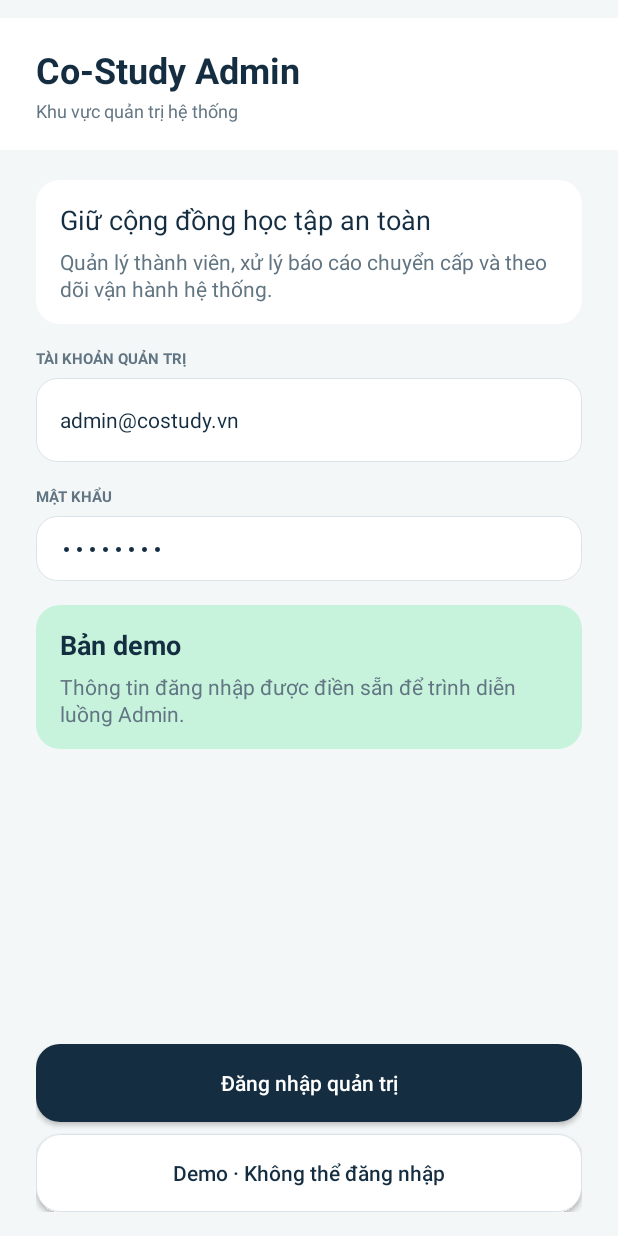
After one commit to HuynhNAnh/Co-Study, an Android app: the AdminActivity screen opened directly, with no data from a screen before it, on a phone screen of 412 x 824 dp. The commit adds this screen. Run offline under Robolectric (Android 15) with nearby library versions, the phone set to English and light mode, and no system bars.

Commit message:
Tao khung giao dien Admin va tong quan

```diff
--- a/app/src/main/AndroidManifest.xml
+++ b/app/src/main/AndroidManifest.xml
@@ -11,6 +11,10 @@
         android:roundIcon="@mipmap/ic_launcher_round"
         android:supportsRtl="true"
         android:theme="@style/Theme.CoStudy">
+        <activity
+            android:name=".feature.admin.ui.AdminActivity"
+            android:exported="false"
+            android:windowSoftInputMode="adjustResize" />
         <activity
             android:name=".feature.moderation.ui.login.ModeratorLoginActivity"
             android:exported="true"
--- /dev/null
+++ b/app/src/main/java/com/ute/co_study/feature/admin/model/AdminScreen.kt
@@ -0,0 +1,23 @@
+package com.ute.co_study.feature.admin.model
+
+data class AdminBlock(
+    val heading: String,
+    val body: String,
+    val kind: Int = 0
+)
+
+data class AdminAction(
+    val label: String,
+    val destination: Int,
+    val danger: Boolean = false,
+    val secondary: Boolean = false
+)
+
+data class AdminScreen(
+    val title: String,
+    val subtitle: String = "",
+    val blocks: List<AdminBlock> = emptyList(),
+    val actions: List<AdminAction> = emptyList(),
+    val formHint: String? = null,
+    val back: Int = 1
+)
--- /dev/null
+++ b/app/src/main/java/com/ute/co_study/feature/admin/model/AdminScreenCatalog.kt
@@ -0,0 +1,23 @@
+package com.ute.co_study.feature.admin.model
+
+/** Shared entry and overview screens for the Admin prototype. */
+object AdminScreenCatalog {
+    fun all(): Map<Int, AdminScreen> = buildMap {
+        putAll(mapOf(
+0 to AdminScreen("Co-Study Admin", "Khu vực quản trị hệ thống", listOf(
+            AdminBlock("Giữ cộng đồng học tập an toàn", "Quản lý thành viên, xử lý báo cáo chuyển cấp và theo dõi vận hành hệ thống."),
+            AdminBlock("Tài khoản quản trị", "admin@costudy.vn", 2), AdminBlock("Mật khẩu", "••••••••", 2),
+            AdminBlock("Bản demo", "Thông tin đăng nhập được điền sẵn để trình diễn luồng Admin.", 1)
+        ), listOf(AdminAction("Đăng nhập quản trị", 1), AdminAction("Demo · Không thể đăng nhập", 34, secondary = true))),
+1 to AdminScreen("Tổng quan", "Xin chào, Quản trị viên", listOf(
+            AdminBlock("Cần Admin xem xét", "02 báo cáo đang chờ quyết định ở cấp tài khoản.", 1),
+            AdminBlock("Báo cáo chuyển cấp", "Kiểm tra bằng chứng và lịch sử xử lý", 4),
+            AdminBlock("Quản lý thành viên", "Khóa, mở khóa và phân quyền", 4),
+            AdminBlock("Nhật ký gần đây", "Theo dõi các thay đổi quản trị", 4), AdminBlock("Hồ sơ quản trị viên", "Admin-01 · Quản trị hệ thống", 4)
+        ), back = 1),
+34 to AdminScreen("Không thể đăng nhập", "Admin · Tình huống mẫu", listOf(
+            AdminBlock("TRUY CẬP CHƯA THÀNH CÔNG", "Thông tin đăng nhập chưa chính xác hoặc tài khoản không có quyền Admin. Kiểm tra lại thông tin rồi thử lại.", 1)
+        ), listOf(AdminAction("Thử lại", 0)), back = 0)
+        ))
+    }
+}
--- /dev/null
+++ b/app/src/main/java/com/ute/co_study/feature/admin/ui/AdminActivity.kt
@@ -0,0 +1,277 @@
+package com.ute.co_study.feature.admin.ui
+
+import android.graphics.Typeface
+import android.graphics.drawable.GradientDrawable
+import android.os.Bundle
+import android.view.Gravity
+import android.view.View
+import android.view.ViewGroup
+import android.widget.Button
+import android.widget.EditText
+import android.widget.LinearLayout
+import android.widget.ScrollView
+import android.widget.TextView
+import androidx.appcompat.app.AppCompatActivity
+import androidx.activity.OnBackPressedCallback
+
+import android.widget.FrameLayout
+import androidx.lifecycle.ViewModelProvider
+import com.ute.co_study.R
+import com.ute.co_study.databinding.ActivityAdminBinding
+import com.ute.co_study.feature.admin.model.AdminAction
+import com.ute.co_study.feature.admin.model.AdminBlock
+import com.ute.co_study.feature.admin.model.AdminScreen
+import com.ute.co_study.feature.admin.model.AdminScreenCatalog
+import com.ute.co_study.feature.admin.viewmodel.AdminViewModel
+
+/** Admin actor UI for the Co-Study prototype screens A00–A37. */
+class AdminActivity : AppCompatActivity() {
+    private val bg by lazy { getColor(R.color.costudy_background) }
+    private val ink by lazy { getColor(R.color.costudy_text) }
+    private val muted by lazy { getColor(R.color.costudy_secondary) }
+    private val green by lazy { getColor(R.color.costudy_positive) }
+    private val mint by lazy { getColor(R.color.costudy_accent) }
+    private val border by lazy { getColor(R.color.costudy_border) }
+    private val danger by lazy { getColor(R.color.costudy_danger) }
+    private val dangerSurface by lazy { getColor(R.color.costudy_danger_surface) }
+    private val white by lazy { getColor(R.color.costudy_surface) }
+    private val screens by lazy { AdminScreenCatalog.all() }
+    private val viewModel by lazy { ViewModelProvider(this)[AdminViewModel::class.java] }
+    private lateinit var binding: ActivityAdminBinding
+    private lateinit var root: LinearLayout
+
+    override fun onCreate(savedInstanceState: Bundle?) {
+        super.onCreate(savedInstanceState)
+        binding = ActivityAdminBinding.inflate(layoutInflater)
+        setContentView(binding.root)
+        onBackPressedDispatcher.addCallback(this, object : OnBackPressedCallback(true) {
+            override fun handleOnBackPressed() {
+                if (!viewModel.handleSystemBack()) finish()
+            }
+        })
+        viewModel.screenId.observe(this) { screenId -> show(screenId) }
+    }
+
+    private fun show(id: Int) {
+        val target = screens[id] ?: screens.getValue(1)
+        root = LinearLayout(this).apply {
+            orientation = LinearLayout.VERTICAL
+            setBackgroundColor(bg)
+            layoutParams = ViewGroup.LayoutParams(-1, -1)
+        }
+        binding.adminRoot.removeAllViews()
+        binding.adminRoot.addView(root, FrameLayout.LayoutParams(-1, -1))
+        root.addView(View(this), LinearLayout.LayoutParams(-1, dp(12)))
+        addHeader(target, id)
+
+        val scroll = ScrollView(this).apply {
+            clipToPadding = false
+            isFillViewport = false
+            setPadding(dp(24), dp(20), dp(24), dp(12))
+            layoutParams = LinearLayout.LayoutParams(-1, 0, 1f)
+        }
+        val content = LinearLayout(this).apply { orientation = LinearLayout.VERTICAL }
+        scroll.addView(content)
+        if (id == 1) addStats(content)
+        target.blocks.forEach { addBlock(content, it, id) }
+        target.formHint?.let { addInput(content, it) }
+        root.addView(scroll)
+
+        if (target.actions.isNotEmpty()) addActions(target.actions)
+        if (hasBottomNavigation(id)) addBottomNavigation(id)
+    }
+    private fun addHeader(screen: AdminScreen, id: Int) {
+        val header = LinearLayout(this).apply {
+            orientation = LinearLayout.HORIZONTAL
+            gravity = Gravity.CENTER_VERTICAL
+            setBackgroundColor(white)
+            setPadding(dp(24), dp(16), dp(24), dp(16))
+            minimumHeight = dp(88)
+        }
+        if (id != 0 && id != 1 && id != 2 && id != 12 && id != 16 && id != 19) {
+            val back = text("‹", 32, ink, true).apply {
+                gravity = Gravity.CENTER
+                setOnClickListener { viewModel.navigateBack(screen.back) }
+            }
+            header.addView(back, LinearLayout.LayoutParams(dp(32), dp(48)).apply { rightMargin = dp(12) })
+        }
+        val labels = LinearLayout(this).apply { orientation = LinearLayout.VERTICAL }
+        labels.addView(text(screen.title, 24, ink, true))
+        if (screen.subtitle.isNotBlank()) {
+            labels.addView(text(screen.subtitle, 12, muted).apply { setPadding(0, dp(3), 0, 0) })
+        }
+        header.addView(labels, LinearLayout.LayoutParams(0, -2, 1f))
+        root.addView(header)
+    }
+
+    private fun addStats(parent: LinearLayout) {
+        val row = LinearLayout(this).apply { orientation = LinearLayout.HORIZONTAL }
+        listOf("128" to "Thành viên", "2" to "Chuyển cấp", "12" to "Kỹ năng").forEachIndexed { i, pair ->
+            val card = LinearLayout(this).apply {
+                orientation = LinearLayout.VERTICAL
+                gravity = Gravity.CENTER
+                background = rounded(white, 16)
+                addView(text(pair.first, 18, green, true).apply { gravity = Gravity.CENTER })
+                addView(text(pair.second, 10, muted).apply { gravity = Gravity.CENTER; setPadding(0, dp(4), 0, 0) })
+            }
+            row.addView(card, LinearLayout.LayoutParams(0, dp(66), 1f).apply { if (i > 0) leftMargin = dp(12) })
+        }
+        parent.addView(row, LinearLayout.LayoutParams(-1, -2).apply { bottomMargin = dp(16) })
+    }
+
+    private fun addBlock(parent: LinearLayout, block: AdminBlock, screen: Int) {
+        if (block.kind == 2) {
+            val field = LinearLayout(this).apply { orientation = LinearLayout.VERTICAL }
+            field.addView(text(block.heading.uppercase(), 10, muted, true).apply { setPadding(0, 0, 0, dp(6)) })
+            val input = EditText(this).apply {
+                textSize = 14f
+                setTextColor(ink)
+                setHintTextColor(muted)
+                setText(block.body)
+                setPadding(dp(16), dp(12), dp(16), dp(12))
+                background = rounded(white, 14, border)
+                minHeight = dp(56)
+                if (block.heading.contains("mật khẩu", ignoreCase = true)) {
+                    inputType = android.text.InputType.TYPE_CLASS_TEXT or android.text.InputType.TYPE_TEXT_VARIATION_PASSWORD
+                }
+            }
+            field.addView(input)
+            parent.addView(field, LinearLayout.LayoutParams(-1, -2).apply { bottomMargin = dp(16) })
+            return
+        }
+        if (block.kind == 3 && block.heading == "Thống kê") {
+            val metrics = block.body.split(Regex("\\s{2,}")).mapNotNull { segment ->
+                val parts = segment.trim().split(Regex("\\s+"), limit = 2)
+                if (parts.size == 2) parts[0] to parts[1] else null
+            }
+            val row = LinearLayout(this).apply { orientation = LinearLayout.HORIZONTAL }
+            metrics.forEachIndexed { index, metric ->
+                val metricCard = LinearLayout(this).apply {
+                    orientation = LinearLayout.VERTICAL
+                    gravity = Gravity.CENTER
+                    background = rounded(white, 16)
+                    addView(text(metric.first, 18, green, true).apply { gravity = Gravity.CENTER })
+                    addView(text(metric.second, 10, muted).apply { gravity = Gravity.CENTER; setPadding(0, dp(4), 0, 0) })
+                }
+                row.addView(metricCard, LinearLayout.LayoutParams(0, dp(66), 1f).apply { if (index > 0) leftMargin = dp(12) })
+            }
+            parent.addView(row, LinearLayout.LayoutParams(-1, -2).apply { bottomMargin = dp(16) })
+            return
+        }
+        val card = LinearLayout(this).apply {
+            orientation = if (block.kind == 4) LinearLayout.HORIZONTAL else LinearLayout.VERTICAL
+            gravity = if (block.kind == 4) Gravity.CENTER_VERTICAL else Gravity.TOP
+            setPadding(dp(16), dp(14), dp(16), dp(14))
+            background = rounded(when (block.kind) { 1 -> if (screen == 1) ink else mint; else -> white }, 16)
+        }
+        val fg = if (block.kind == 1 && screen == 1) white else ink
+        if (block.kind == 4) {
+            val copy = LinearLayout(this).apply { orientation = LinearLayout.VERTICAL }
+            copy.addView(text(block.heading, 14, ink, true))
+            if (block.body.isNotBlank()) copy.addView(text(block.body, 12, muted).apply { setPadding(0, dp(4), 0, 0); setLineSpacing(dp(2).toFloat(), 1f) })
+            card.addView(copy, LinearLayout.LayoutParams(0, -2, 1f))
+            card.addView(text("→", 18, muted, true).apply { gravity = Gravity.CENTER; setPadding(dp(12), 0, 0, 0) })
+        } else if (block.kind == 3) {
+            card.addView(text(block.heading, 18, green, true))
+            card.addView(text(block.body, 10, muted).apply { setPadding(0, dp(4), 0, 0) })
+        } else {
+            val sectionLabel = block.heading.isNotBlank() && block.heading == block.heading.uppercase() && block.heading.any { it.isLetter() }
+            if (block.heading.isNotBlank()) card.addView(text(block.heading, if (sectionLabel) 10 else 18, if (sectionLabel) muted else fg, block.kind == 1 || sectionLabel))
+            if (block.body.isNotBlank()) card.addView(text(block.body, 14, if (block.kind == 1 && screen == 1) white else muted).apply {
+                setPadding(0, dp(if (block.heading.isBlank()) 0 else 6), 0, 0)
+            })
+        }
+        val target = when (screen) {
+            1 -> when (block.heading) { "Báo cáo chuyển cấp" -> 12; "Quản lý thành viên" -> 2; "Nhật ký gần đây" -> 22; "Hồ sơ quản trị viên" -> 23; else -> null }
+            2 -> when (block.heading) { "TÀI KHOẢN CẦN XEM XÉT" -> 3; "PHÂN QUYỀN NHÂN SỰ" -> 9; else -> null }
+            3 -> if (block.heading == "CS-202610-002") 13 else null
+            12 -> if (block.heading.startsWith("CS-202610-002")) 13 else if (block.heading.startsWith("CS-202610-003")) 35 else null
+            13 -> if (block.heading == "Xem lịch sử tài khoản") 3 else null
+            16 -> if (block.heading == "LẬP TRÌNH") 17 else null
+            19 -> when (block.heading) { "Cấu hình cộng đồng" -> 20; "Chuỗi học tập và huy hiệu" -> 25; "Hồ sơ lượt học chuyển cấp" -> 28; "Nhật ký quản trị" -> 22; "Hồ sơ Admin" -> 23; else -> null }
+            23 -> if (block.heading == "Nhật ký quản trị") 22 else null
+            else -> null
+        }
+        if (target != null) card.setOnClickListener { viewModel.navigate(target) }
+        parent.addView(card, LinearLayout.LayoutParams(-1, -2).apply { bottomMargin = dp(16) })
+    }
+
+    private fun addInput(parent: LinearLayout, hint: String) {
+        val input = EditText(this).apply {
+            textSize = 14f
+            setTextColor(ink)
+            setHintTextColor(muted)
+            setHint(hint)
+            setPadding(dp(16), dp(14), dp(16), dp(14))
+            background = rounded(white, 14, border)
+            minHeight = dp(56)
+        }
+        parent.addView(input, LinearLayout.LayoutParams(-1, -2).apply { bottomMargin = dp(16) })
+    }
+
+    private fun addActions(actions: List<AdminAction>) {
+        val container = LinearLayout(this).apply {
+            orientation = LinearLayout.VERTICAL
+            setPadding(dp(24), dp(12), dp(24), dp(16))
+            setBackgroundColor(bg)
+        }
+        actions.forEachIndexed { index, action ->
+            val button = Button(this).apply {
+                text = action.label
+                textSize = 14f
+                isAllCaps = false
+                setTextColor(if (action.secondary) ink else if (action.danger) danger else white)
+                background = rounded(if (action.secondary) white else if (action.danger) dangerSurface else ink, 16, if (action.secondary) border else if (action.danger) danger else null)
+                setOnClickListener { viewModel.navigate(action.destination) }
+            }
+            container.addView(button, LinearLayout.LayoutParams(-1, dp(52)).apply { if (index > 0) topMargin = dp(8) })
+        }
+        root.addView(container)
+    }
+
+    private fun hasBottomNavigation(id: Int) = id == 1 || id == 2 || id == 12 || id == 16 || id == 19
+
+    private fun addBottomNavigation(id: Int) {
+        val tabs = listOf(1 to "⌂\nTổng quan", 2 to "♙\nTài khoản", 12 to "▤\nBáo cáo", 16 to "▦\nDanh mục", 19 to "⚙\nHệ thống")
+        val bar = LinearLayout(this).apply {
+            orientation = LinearLayout.HORIZONTAL
+            background = rounded(white, 16)
+        }
+        tabs.forEach { (destination, label) ->
+            val active = id == destination
+            val item = TextView(this).apply {
+                text = label
+                gravity = Gravity.CENTER
+                textSize = 10f
+                setLineSpacing(0f, 0.9f)
+                setTextColor(if (active) green else muted)
+                background = if (active) rounded(mint, 16) else null
+                setOnClickListener { if (!active) viewModel.navigate(destination) }
+            }
+            bar.addView(item, LinearLayout.LayoutParams(0, dp(56), 1f))
+        }
+        val wrap = LinearLayout(this).apply {
+            orientation = LinearLayout.VERTICAL
+            setPadding(dp(24), dp(12), dp(24), dp(16))
+            setBackgroundColor(bg)
+            addView(bar, LinearLayout.LayoutParams(-1, dp(56)))
+        }
+        root.addView(wrap, LinearLayout.LayoutParams(-1, -2))
+    }
+
+    private fun text(value: String, size: Int, color: Int, bold: Boolean = false) = TextView(this).apply {
+        text = value
+        textSize = size.toFloat()
+        setTextColor(color)
+        typeface = if (bold) Typeface.create("sans-serif", Typeface.BOLD) else Typeface.create("sans-serif", Typeface.NORMAL)
+        setLineSpacing(dp(2).toFloat(), 1f)
+    }
+
+    private fun rounded(color: Int, radiusDp: Int, stroke: Int? = null): GradientDrawable = GradientDrawable().apply {
+        setColor(color)
+        cornerRadius = dp(radiusDp).toFloat()
+        stroke?.let { setStroke(dp(1), it) }
+    }
+
+    private fun dp(value: Int) = (value * resources.displayMetrics.density).toInt()
+}
--- /dev/null
+++ b/app/src/main/res/layout/activity_admin.xml
@@ -0,0 +1,5 @@
+<?xml version="1.0" encoding="utf-8"?>
+<FrameLayout xmlns:android="http://schemas.android.com/apk/res/android"
+    android:id="@+id/admin_root"
+    android:layout_width="match_parent"
+    android:layout_height="match_parent" />
--- a/app/src/main/res/values/colors.xml
+++ b/app/src/main/res/values/colors.xml
@@ -10,4 +10,13 @@
     <color name="co_study_green">#00664D</color>
     <color name="co_mint_dark">#00664D</color>
     <color name="co_mint_light">#C4F1DF</color>
+    <color name="costudy_background">#F4F7F8</color>
+    <color name="costudy_surface">#FFFFFFFF</color>
+    <color name="costudy_text">#142D40</color>
+    <color name="costudy_secondary">#627582</color>
+    <color name="costudy_positive">#11634B</color>
+    <color name="costudy_accent">#C7F3DD</color>
+    <color name="costudy_border">#DAE4E8</color>
+    <color name="costudy_danger">#BE2335</color>
+    <color name="costudy_danger_surface">#FFFFF0F2</color>
 </resources>
--- a/app/src/main/res/values/themes.xml
+++ b/app/src/main/res/values/themes.xml
@@ -1,8 +1,13 @@
 <resources xmlns:tools="http://schemas.android.com/tools">
     <!-- Base application theme. -->
-    <style name="Base.Theme.CoStudy" parent="Theme.Material3.DayNight.NoActionBar">
-        <!-- Customize your light theme here. -->
-        <!-- <item name="colorPrimary">@color/my_light_primary</item> -->
+    <style name="Base.Theme.CoStudy" parent="Theme.Material3.Light.NoActionBar">
+        <item name="colorPrimary">@color/costudy_positive</item>
+        <item name="colorOnPrimary">@color/costudy_surface</item>
+        <item name="colorSecondary">@color/costudy_accent</item>
+        <item name="android:colorAccent">@color/costudy_positive</item>
+        <item name="android:statusBarColor">@color/costudy_surface</item>
+        <item name="android:navigationBarColor">@color/costudy_background</item>
+        <item name="android:windowLightStatusBar">true</item>
     </style>
 
     <style name="Theme.CoStudy" parent="Base.Theme.CoStudy">
```
Also changed, not shown: app/src/main/java/com/ute/co_study/feature/admin/viewmodel/AdminViewModel.kt (added, +49 -0 lines).
